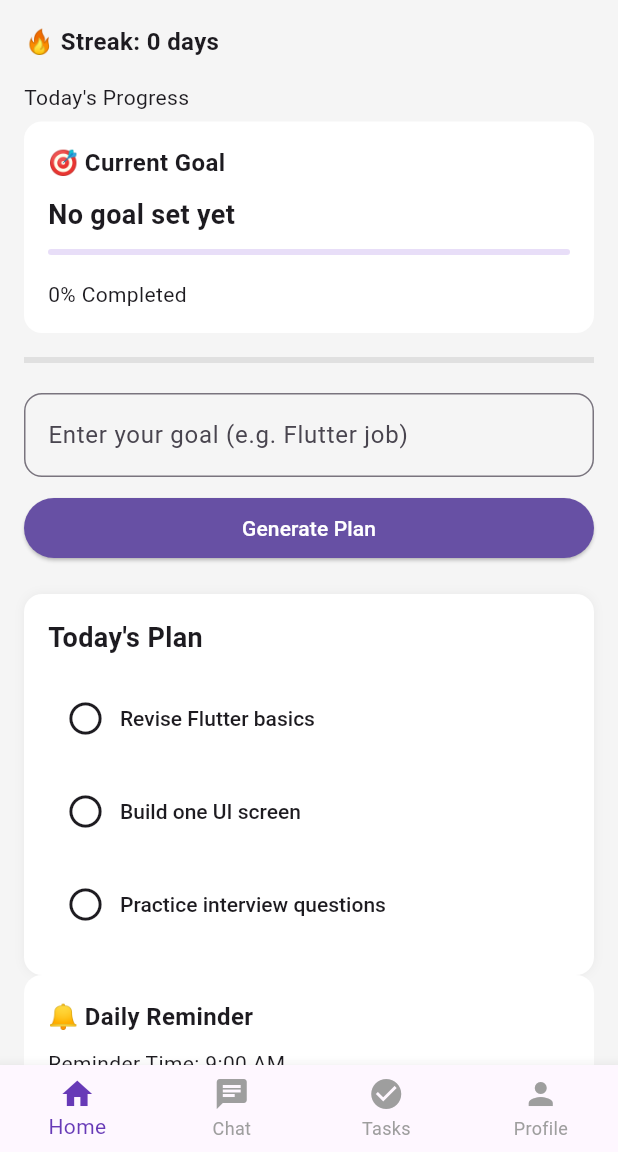
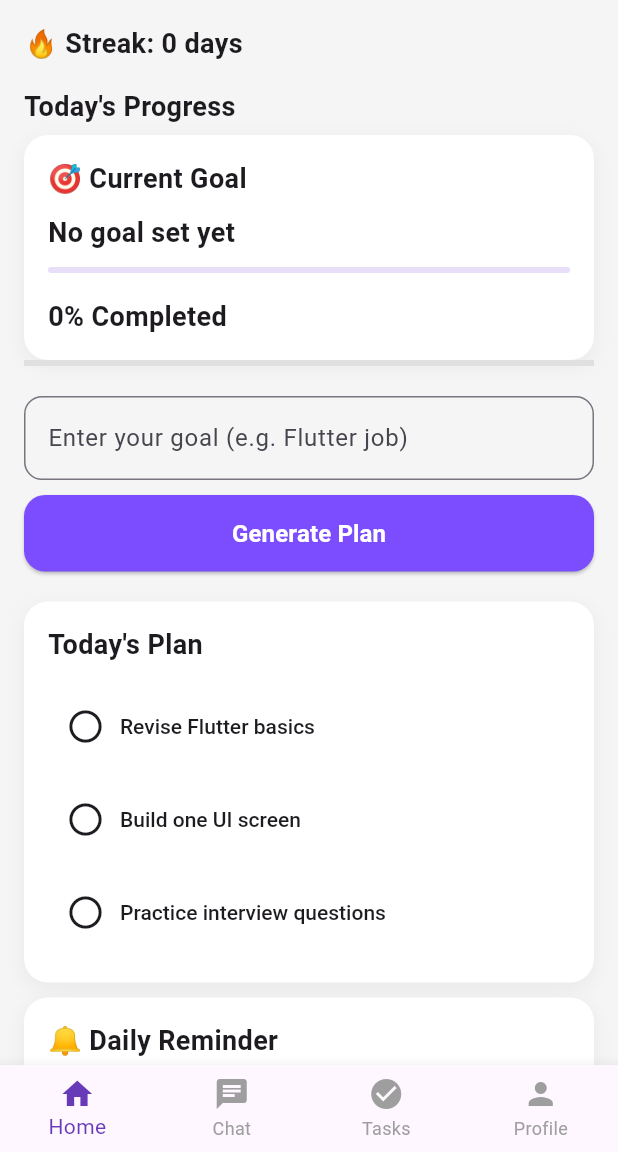
Before and after one commit to Krupa10/levelup-ai-app, a Flutter app: the screen it shows after launch, on a phone screen of 412 x 824 dp, the part 84-1236 px from its top. Run offline on Flutter 3.47's test engine with Material 3 defaults, Android fonts, the phone set to English and light mode, and no system bars; our stand-ins replace flutter_local_notifications, shared_preferences, timezone.

Commit message:
Added reusable widget system with modern cards, custom buttons, and reusable section titles

```diff
--- /dev/null
+++ b/lib/core/widgets/custom_button.dart
@@ -0,0 +1,44 @@
+import 'package:flutter/material.dart';
+
+class CustomButton extends StatelessWidget {
+  final String text;
+  final VoidCallback onPressed;
+
+  const CustomButton({
+    super.key,
+    required this.text,
+    required this.onPressed,
+  });
+
+  @override
+  Widget build(BuildContext context) {
+    return SizedBox(
+      width: double.infinity,
+
+      child: ElevatedButton(
+        onPressed: onPressed,
+
+        style: ElevatedButton.styleFrom(
+          padding:
+          const EdgeInsets.symmetric(
+            vertical: 14,
+          ),
+
+          shape:
+          RoundedRectangleBorder(
+            borderRadius:
+            BorderRadius.circular(14),
+          ),
+        ),
+
+        child: Text(
+          text,
+          style: const TextStyle(
+            fontSize: 16,
+            fontWeight: FontWeight.w600,
+          ),
+        ),
+      ),
+    );
+  }
+}
--- /dev/null
+++ b/lib/core/widgets/modern_card.dart
@@ -0,0 +1,42 @@
+import 'package:flutter/material.dart';
+
+class ModernCard extends StatelessWidget {
+  final Widget child;
+  final EdgeInsetsGeometry? padding;
+
+  const ModernCard({
+    super.key,
+    required this.child,
+    this.padding,
+  });
+
+  @override
+  Widget build(BuildContext context) {
+    return Container(
+      width: double.infinity,
+
+      padding:
+      padding ??
+          const EdgeInsets.all(16),
+
+      decoration: BoxDecoration(
+        color: Theme.of(context).cardColor,
+
+        borderRadius:
+        BorderRadius.circular(16),
+
+        boxShadow: [
+          BoxShadow(
+            color:
+            Colors.black.withOpacity(0.05),
+
+            blurRadius: 10,
+            offset: const Offset(0, 4),
+          ),
+        ],
+      ),
+
+      child: child,
+    );
+  }
+}
--- /dev/null
+++ b/lib/core/widgets/section_title.dart
@@ -0,0 +1,22 @@
+import 'package:flutter/material.dart';
+
+class SectionTitle extends StatelessWidget {
+  final String title;
+
+  const SectionTitle({
+    super.key,
+    required this.title,
+  });
+
+  @override
+  Widget build(BuildContext context) {
+    return Text(
+      title,
+
+      style: const TextStyle(
+        fontSize: 18,
+        fontWeight: FontWeight.bold,
+      ),
+    );
+  }
+}
--- a/lib/features/dashboard/presentation/home_screen.dart
+++ b/lib/features/dashboard/presentation/home_screen.dart
@@ -2,6 +2,9 @@ import 'package:flutter/material.dart';
 import 'package:shared_preferences/shared_preferences.dart';
 
 import '../../../services/notification_service.dart';
+import '../../../core/widgets/modern_card.dart';
+import '../../../core/widgets/custom_button.dart';
+import '../../../core/widgets/section_title.dart';
 
 class HomeScreen extends StatefulWidget {
   final Function(int) onStreakUpdated;
@@ -195,50 +198,34 @@ class _HomeScreenState extends State<HomeScreen> {
             crossAxisAlignment: CrossAxisAlignment.start,
             children: [
               // streak
-              Text(
-                "🔥 Streak: $streak days",
-                style: const TextStyle(
-                  fontSize: 16,
-                  fontWeight: FontWeight.bold,
+              SectionTitle(
+                title: "🔥 Streak: $streak days",
               ),
+              if (streak > 0)
+                SectionTitle(
+                  title:"Keep going! You're consistent 🚀",
                 ),
-              if (streak > 0) const Text("Keep going! You're consistent 🚀"),
               const SizedBox(height: 16),
 
               // progress
-              const Text("Today's Progress"),
+              SectionTitle(
+                title: "Today's Progress",
+              ),
               const SizedBox(height: 6),
 
               //calculated progress
-              Container(
-                width: double.infinity,
-                padding: EdgeInsets.all(16),
-                margin: EdgeInsets.only(bottom: 16),
-                decoration: BoxDecoration(
-                  color: Theme.of(context).cardColor,
-                  borderRadius: BorderRadius.circular(12),
-                ),
+              ModernCard(
                 child: Column(
                 crossAxisAlignment: CrossAxisAlignment.start,
                 children: [
-                    Text(
-                      "🎯 Current Goal",
-                      style: TextStyle(
-                        fontWeight: FontWeight.bold,
-                        fontSize: 16,
+                  const SectionTitle(
+                    title:  "🎯 Current Goal",
                   ),
-                    ),
-
                   SizedBox(height: 10),
 
-                    Text(
-                      currentGoal.isEmpty ? "No goal set yet" : currentGoal,
-                      style: TextStyle(
-                        fontSize: 18,
-                        fontWeight: FontWeight.w600,
+                  SectionTitle(
+                    title:  currentGoal.isEmpty ? "No goal set yet" : currentGoal,
                   ),
-                    ),
-
                   SizedBox(height: 10),
 
                   LinearProgressIndicator(
@@ -247,10 +234,13 @@ class _HomeScreenState extends State<HomeScreen> {
                   ),
 
                   SizedBox(height: 16),
-                    Text("${(goalProgress * 100).toInt()}% Completed"),
+                  SectionTitle(
+                    title: "${(goalProgress * 100).toInt()}% Completed",
+                  ),
                 ],
               ),
               ),
+
               LinearProgressIndicator(
                 value: getProgress(),
                 backgroundColor: Colors.grey.shade300,
@@ -275,11 +265,8 @@ class _HomeScreenState extends State<HomeScreen> {
               // generate plan
               SizedBox(
                 width: double.infinity,
-                child: ElevatedButton(
-                  style: ElevatedButton.styleFrom(
-                    backgroundColor: Theme.of(context).colorScheme.primary,
-                    foregroundColor: Theme.of(context).colorScheme.onPrimary,
-                  ),
+                child: CustomButton(
+                  text: "Generate Plan",
                   onPressed: () {
                     if (goalController.text.trim().isEmpty) return;
 
@@ -296,34 +283,17 @@ class _HomeScreenState extends State<HomeScreen> {
                     savePlan();
                     goalController.clear();
                   },
-                  child: const Text("Generate Plan"),
                 ),
               ),
               const SizedBox(height: 20),
 
               // plan list
-              Container(
-                padding: const EdgeInsets.all(16),
-                decoration: BoxDecoration(
-                  color: Theme.of(context).cardColor,
-                  borderRadius: BorderRadius.circular(12),
-                  boxShadow: [
-                    BoxShadow(
-                      color: Colors.black.withOpacity(0.05),
-                      blurRadius: 5,
-                    ),
-                  ],
-                ),
+              ModernCard(
                 child: Column(
                   crossAxisAlignment: CrossAxisAlignment.start,
                   children: [
-                    Text(
-                      "Today's Plan",
-                      style: TextStyle(
-                        fontSize: 18,
-                        fontWeight: FontWeight.bold,
-                        color: Theme.of(context).colorScheme.onSurface,
-                      ),
+                    const SectionTitle(
+                      title: "Today's Plan",
                     ),
                     const SizedBox(height: 10),
 
@@ -420,61 +390,53 @@ class _HomeScreenState extends State<HomeScreen> {
               ),
 
               //reminder UI card
-              Container(
-                width: double.infinity,
-                padding: const EdgeInsets.all(16),
-                margin: const EdgeInsets.only(bottom: 16),
-                decoration: BoxDecoration(
-                  color: Theme.of(context).cardColor,
-                  borderRadius: BorderRadius.circular(12),
-                ),
+              const SizedBox(height: 10),
+              ModernCard(
                 child: Column(
                   crossAxisAlignment: CrossAxisAlignment.start,
                   children: [
-                    const Text(
-                      "🔔 Daily Reminder",
-                      style: TextStyle(
-                        fontWeight: FontWeight.bold,
-                        fontSize: 16,
-                      ),
+                    const SectionTitle(
+                      title:  "🔔 Daily Reminder",
                     ),
 
                     const SizedBox(height: 10),
 
-                    Text("Reminder Time: $reminderText"),
+                    SectionTitle(
+                      title:  "Reminder Time: $reminderText",
+                    ),
 
                     const SizedBox(height: 12),
 
-                    ElevatedButton(
+                    CustomButton(
+                      text: "Change Reminder Time",
                       onPressed: pickReminderTime,
-                      child: const Text("Change Reminder Time"),
                     ),
                   ],
                 ),
               ),
 
-              /* //notification button
-             ElevatedButton(
+            /*  //notification button
+              CustomButton(
+                text: "Test Notification",
                 onPressed: () {
                   NotificationService.showNotification();
                 },
-              child: Text("Test Notification"),
               ),
 
               //scheduled notification
-            ElevatedButton(
+              CustomButton(
+                text: "Schedule Notification",
                 onPressed: () {
                   NotificationService.scheduleNotification();
                 },
-              child: Text("Schedule Notification"),
               ),
 
               //daily motivational reminder
-            ElevatedButton(
+              CustomButton(
+                text: "Schedule Notification",
                 onPressed: () {
-                NotificationService.scheduleDailyReminder();
+                  NotificationService.scheduleNotification();
                 },
-              child: Text("Start Daily Reminder"),
               ),*/
             ],
           ),
```
Lines whose indentation alone changed are shown as unchanged.
